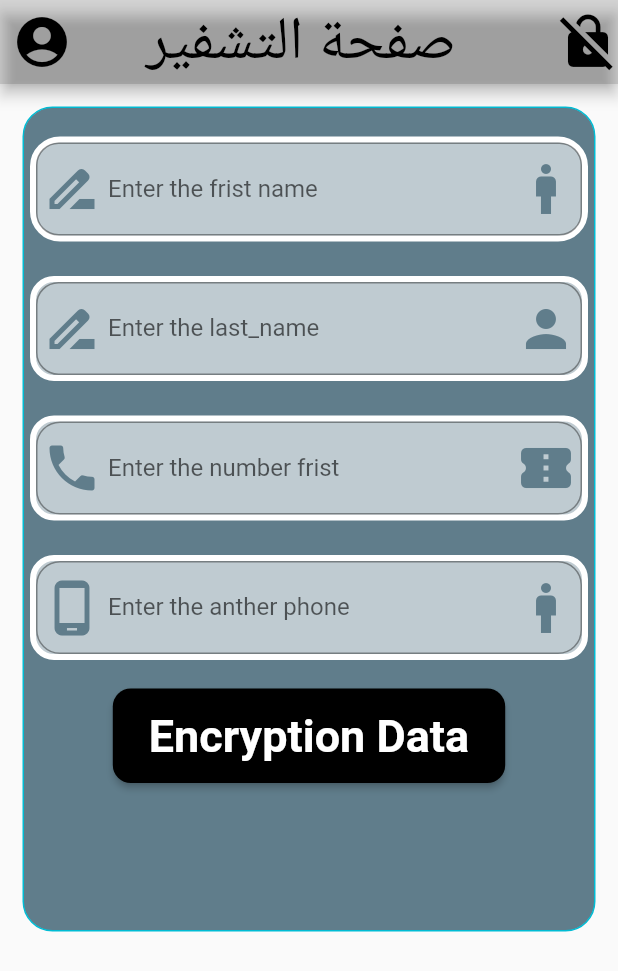
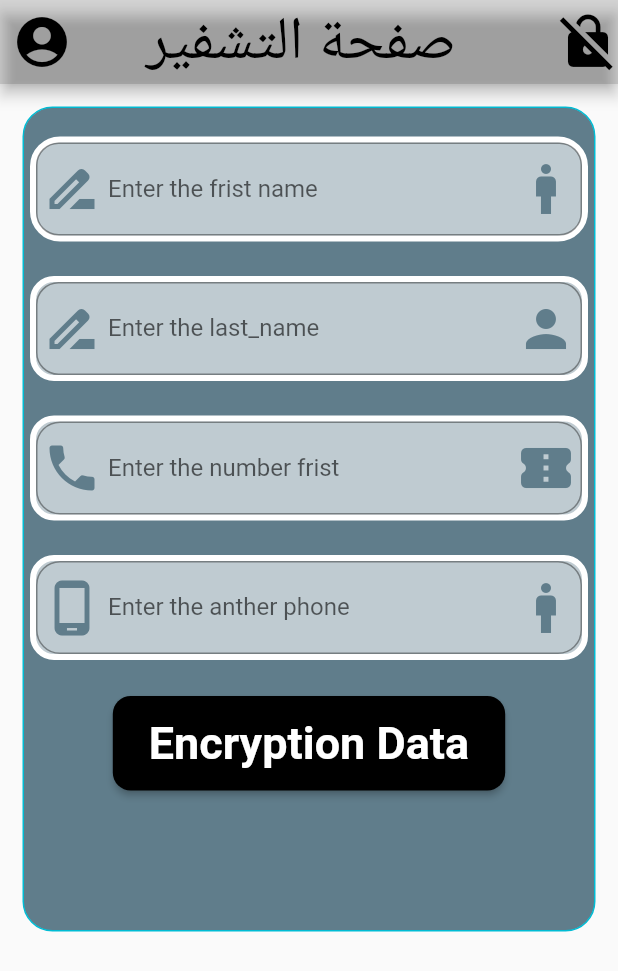
Before and after one commit to salahalddinn/project_flutter, a Flutter app: the screen it shows after launch, on a phone screen of 412 x 824 dp. Shown: the top 971 px of the screen. Run offline on Flutter 3.47's test engine with Material 2 defaults, Android fonts, the phone set to English and light mode, and no system bars.

Commit message:
marge the ElevatedButton

```diff
--- a/lib/main.dart
+++ b/lib/main.dart
@@ -136,7 +136,7 @@ border: OutlineInputBorder(
                    ),
                  ),
                ),
-                  SizedBox(height: 15,),
+                  SizedBox(height: 20,),
               ElevatedButton(
 
                   onPressed: (){},
```
